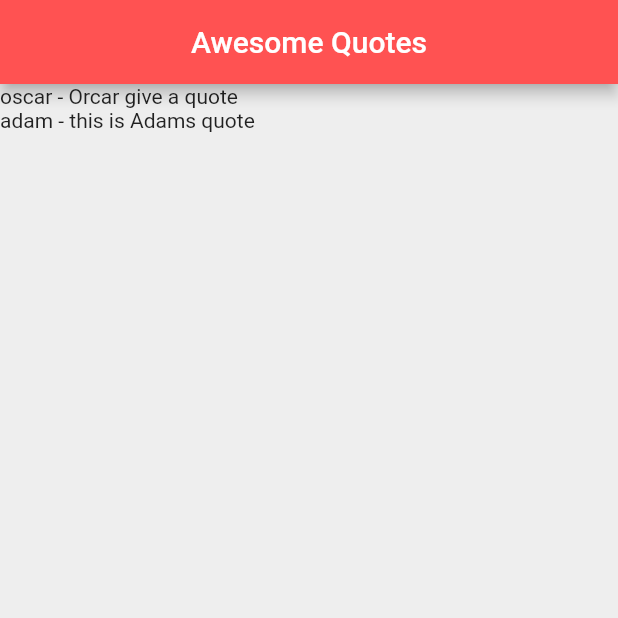
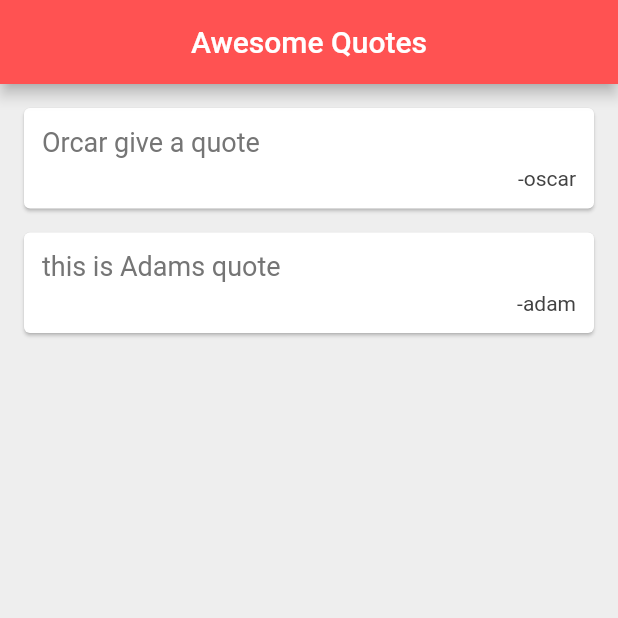
Before and after one commit to utshab-roy/flutter-ninja, a Flutter app: the screen it shows after launch, on a phone screen of 412 x 824 dp, the top half of it. Run offline on Flutter 3.47's test engine with Material 2 defaults, Android fonts, the phone set to English and light mode, and no system bars.

Commit message:
custom Card widget function implement and display cards

```diff
--- a/lib/main.dart
+++ b/lib/main.dart
@@ -18,6 +18,36 @@ class _QuoteListState extends State<QuoteList> {
     Quote(author: 'adam', text: 'this is Adams quote'),
   ];
 
+  Widget quoteTemplate(quote) {
+    return Card(
+      margin: EdgeInsets.fromLTRB(16.0, 16.0, 16.0, 0.0),
+      child: Padding(
+        padding: const EdgeInsets.all(12.0),
+        child: Column(
+          crossAxisAlignment: CrossAxisAlignment.stretch,
+          children: [
+            Text(
+              quote.text,
+              style: TextStyle(
+                fontSize: 18.0,
+                color: Colors.grey[600],
+              ),
+            ),
+            SizedBox(height: 6.0),
+            Text(
+              '-${quote.author}',
+              textAlign: TextAlign.right,
+              style: TextStyle(
+                fontSize: 14.0,
+                color: Colors.grey[800],
+              ),
+            ),
+          ],
+        ),
+      ),
+    );
+  }
+
   @override
   Widget build(BuildContext context) {
     return Scaffold(
@@ -28,14 +58,7 @@ class _QuoteListState extends State<QuoteList> {
         backgroundColor: Colors.redAccent,
       ),
       body: Column(
-        crossAxisAlignment: CrossAxisAlignment.start,
-        // children: quotes.map((quote) {
-        //   return Text(quote);
-        // }).toList(),
-        //in one line using arrow function
-        children: quotes
-            .map((quote) => Text('${quote.author} - ${quote.text}'))
-            .toList(),
+        children: quotes.map((quote) => quoteTemplate(quote)).toList(),
       ),
     );
   }
```
